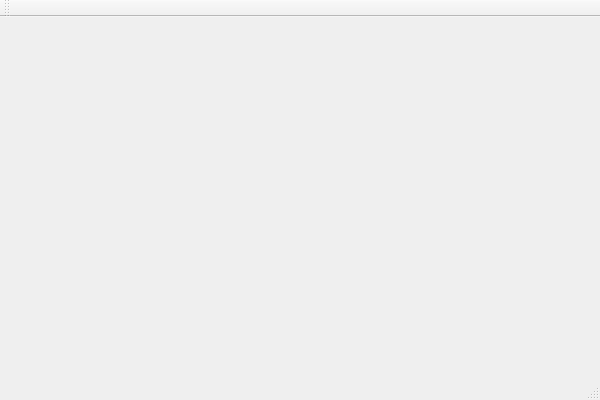
Before: the Qt Designer form noWires/noWires/noWires.ui in CanOSpam/noWires, drawn with Qt 5.
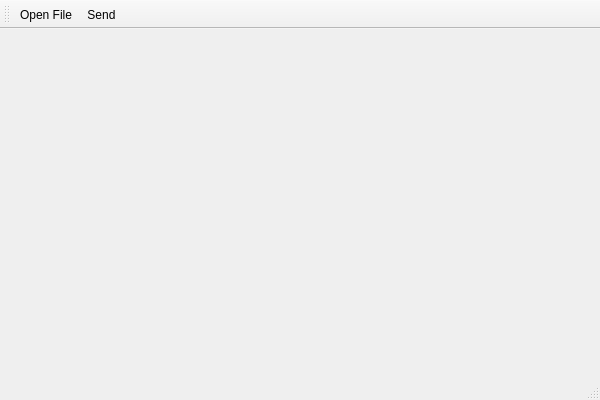
After: the same form once the commit is applied.

Commit message: :art: Fixed some buttons

What changed in the file:
```diff
--- a/noWires/noWires/noWires.ui
+++ b/noWires/noWires/noWires.ui
@@ -31,8 +31,23 @@
    <attribute name="toolBarBreak">
     <bool>false</bool>
    </attribute>
+   <addaction name="actionOpen_File"/>
+   <addaction name="actionSend"/>
   </widget>
   <widget class="QStatusBar" name="statusBar"/>
+  <action name="actionOpen_File">
+   <property name="text">
+    <string>Open File</string>
+   </property>
+   <property name="toolTip">
+    <string>Choose a file to open</string>
+   </property>
+  </action>
+  <action name="actionSend">
+   <property name="text">
+    <string>Send</string>
+   </property>
+  </action>
  </widget>
  <layoutdefault spacing="6" margin="11"/>
  <resources>
```
The commit also changes 5 other files.
